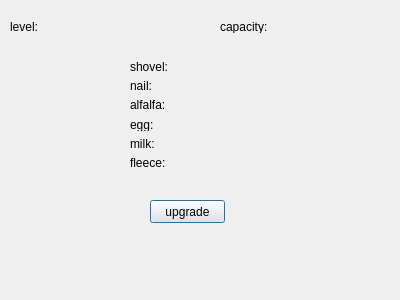
Old version of the form dialogstorage.ui in the repository slotfi909/heyDay.
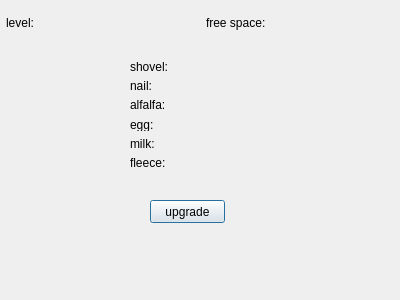
New version of the form.

Commit message: edited ui "capcity" to "free space"

Patch:
```diff
--- a/dialogstorage.ui
+++ b/dialogstorage.ui
@@ -16,10 +16,10 @@
   <widget class="QLabel" name="label">
    <property name="geometry">
     <rect>
-     <x>10</x>
-     <y>20</y>
-     <width>47</width>
-     <height>13</height>
+     <x>6</x>
+     <y>13</y>
+     <width>51</width>
+     <height>20</height>
     </rect>
    </property>
    <property name="autoFillBackground">
@@ -32,10 +32,10 @@
   <widget class="QLabel" name="label_2">
    <property name="geometry">
     <rect>
-     <x>80</x>
-     <y>20</y>
-     <width>47</width>
-     <height>13</height>
+     <x>66</x>
+     <y>13</y>
+     <width>61</width>
+     <height>20</height>
     </rect>
    </property>
    <property name="autoFillBackground">
@@ -48,26 +48,26 @@
   <widget class="QLabel" name="label_3">
    <property name="geometry">
     <rect>
-     <x>220</x>
-     <y>20</y>
-     <width>47</width>
-     <height>13</height>
+     <x>206</x>
+     <y>13</y>
+     <width>61</width>
+     <height>20</height>
     </rect>
    </property>
    <property name="autoFillBackground">
     <bool>true</bool>
    </property>
    <property name="text">
-    <string>capacity:</string>
+    <string>free space:</string>
    </property>
   </widget>
   <widget class="QLabel" name="label_4">
    <property name="geometry">
     <rect>
-     <x>300</x>
-     <y>20</y>
-     <width>47</width>
-     <height>13</height>
+     <x>276</x>
+     <y>13</y>
+     <width>71</width>
+     <height>20</height>
     </rect>
    </property>
    <property name="autoFillBackground">
```
The commit also changes 5 other files.
